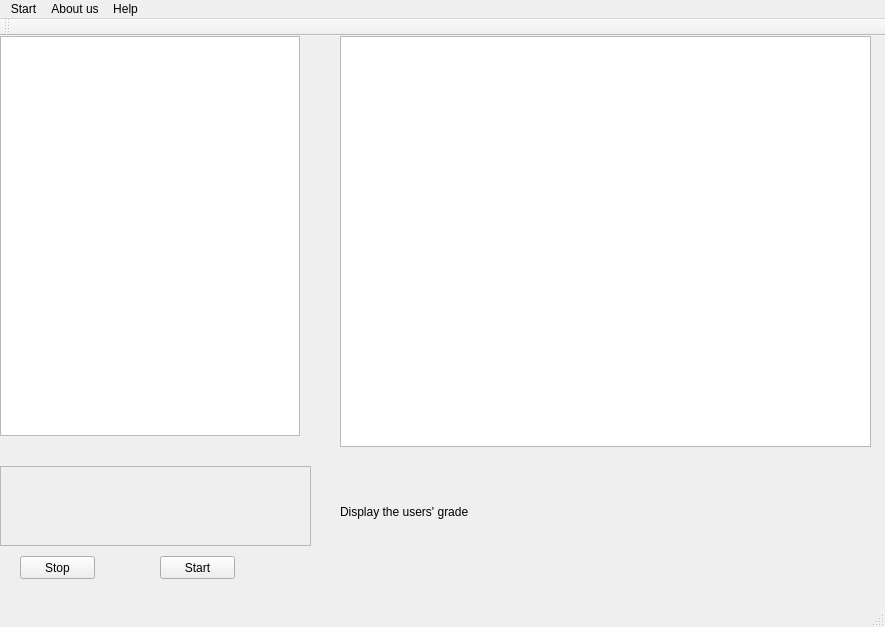
Qt form FYP/FYP/ckinectread.ui (Harryyan/Tai-Chi-Grading-System) before a commit.
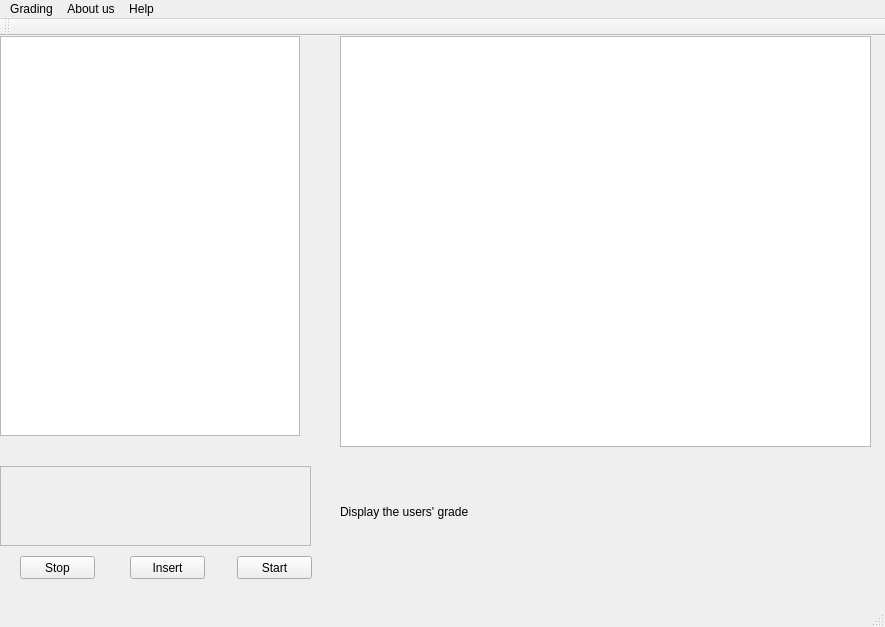
The same form after that commit.

Diff of the .ui file:
```diff
--- a/FYP/FYP/ckinectread.ui
+++ b/FYP/FYP/ckinectread.ui
@@ -53,7 +53,7 @@
    <widget class="QPushButton" name="start">
     <property name="geometry">
      <rect>
-      <x>160</x>
+      <x>237</x>
       <y>520</y>
       <width>75</width>
       <height>23</height>
@@ -96,6 +96,19 @@
      </rect>
     </property>
    </widget>
+   <widget class="QPushButton" name="breakpoint">
+    <property name="geometry">
+     <rect>
+      <x>130</x>
+      <y>520</y>
+      <width>75</width>
+      <height>23</height>
+     </rect>
+    </property>
+    <property name="text">
+     <string>Insert</string>
+    </property>
+   </widget>
   </widget>
   <widget class="QMenuBar" name="menuBar">
    <property name="geometry">
@@ -108,7 +121,7 @@
    </property>
    <widget class="QMenu" name="menuStart">
     <property name="title">
-     <string>Start</string>
+     <string>Grading</string>
     </property>
     <addaction name="actionRecord"/>
     <addaction name="actionStop"/>
```
Left out of the diff: 43 changed lines with no effect on the pictures.
